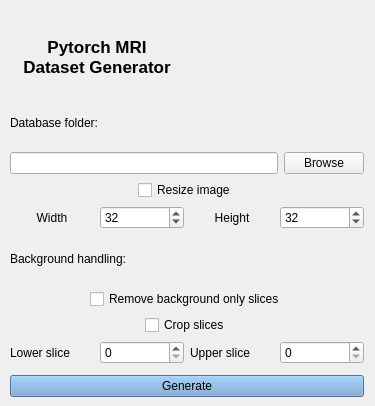
Old version of the form GUI.ui in the repository JovianPlanet/mri-dataloader.
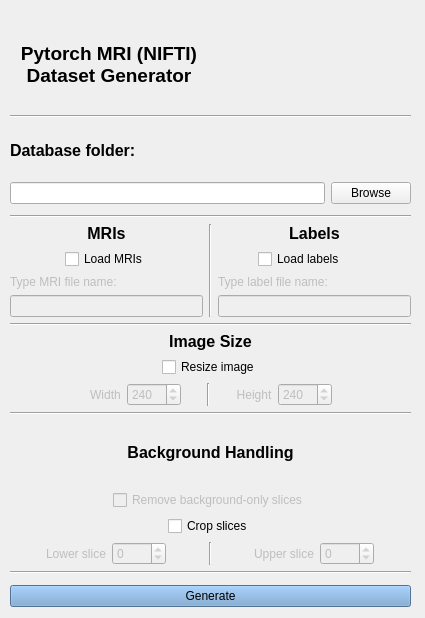
New version of the form. Icons and pictures are not drawn.

```diff
--- a/GUI.ui
+++ b/GUI.ui
@@ -6,8 +6,8 @@
    <rect>
     <x>0</x>
     <y>0</y>
-    <width>375</width>
-    <height>406</height>
+    <width>425</width>
+    <height>618</height>
    </rect>
   </property>
   <property name="windowTitle">
@@ -22,8 +22,8 @@
     <rect>
      <x>10</x>
      <y>20</y>
-     <width>354</width>
-     <height>377</height>
+     <width>401</width>
+     <height>587</height>
     </rect>
    </property>
    <layout class="QVBoxLayout" name="MainVerticalLayout">
@@ -39,13 +39,13 @@
         </property>
         <property name="font">
          <font>
-          <pointsize>13</pointsize>
+          <pointsize>14</pointsize>
           <weight>75</weight>
           <bold>true</bold>
          </font>
         </property>
         <property name="text">
-         <string>Pytorch MRI
+         <string>Pytorch MRI (NIFTI)
 Dataset Generator</string>
         </property>
         <property name="alignment">
@@ -70,8 +70,22 @@
     </item>
     <item>
      <layout class="QVBoxLayout" name="verticalSelectDatabaseLayout">
+      <item>
+       <widget class="Line" name="line_5">
+        <property name="orientation">
+         <enum>Qt::Horizontal</enum>
+        </property>
+       </widget>
+      </item>
       <item>
        <widget class="QLabel" name="browse_label">
+        <property name="font">
+         <font>
+          <pointsize>12</pointsize>
+          <weight>75</weight>
+          <bold>true</bold>
+         </font>
+        </property>
         <property name="text">
          <string>Database folder:</string>
         </property>
@@ -99,8 +113,241 @@
       </item>
      </layout>
     </item>
+    <item>
+     <spacer name="verticalSpacer_2">
+      <property name="orientation">
+       <enum>Qt::Vertical</enum>
+      </property>
+      <property name="sizeType">
+       <enum>QSizePolicy::Fixed</enum>
+      </property>
+      <property name="sizeHint" stdset="0">
+       <size>
+        <width>20</width>
+        <height>5</height>
+       </size>
+      </property>
+     </spacer>
+    </item>
     <item>
      <layout class="QVBoxLayout" name="verticalDimensionsLayout">
+      <item>
+       <widget class="Line" name="line_4">
+        <property name="orientation">
+         <enum>Qt::Horizontal</enum>
+        </property>
+       </widget>
+      </item>
+      <item>
+       <layout class="QHBoxLayout" name="horizontalLayout_4">
+        <item>
+         <layout class="QVBoxLayout" name="verticalLayout_2">
+          <item>
+           <widget class="QLabel" name="mri_label">
+            <property name="font">
+             <font>
+              <pointsize>12</pointsize>
+              <weight>75</weight>
+              <bold>true</bold>
+             </font>
+            </property>
+            <property name="text">
+             <string>MRIs</string>
+            </property>
+            <property name="alignment">
+             <set>Qt::AlignCenter</set>
+            </property>
+           </widget>
+          </item>
+          <item>
+           <layout class="QHBoxLayout" name="horizontalLayout_8">
+            <item>
+             <spacer name="horizontalSpacer_17">
+              <property name="orientation">
+               <enum>Qt::Horizontal</enum>
+              </property>
+              <property name="sizeHint" stdset="0">
+               <size>
+                <width>40</width>
+                <height>20</height>
+               </size>
+              </property>
+             </spacer>
+            </item>
+            <item>
+             <widget class="QCheckBox" name="load_mri_cb">
+              <property name="text">
+               <string>Load MRIs</string>
+              </property>
+             </widget>
+            </item>
+            <item>
+             <spacer name="horizontalSpacer_18">
+              <property name="orientation">
+               <enum>Qt::Horizontal</enum>
+              </property>
+              <property name="sizeHint" stdset="0">
+               <size>
+                <width>40</width>
+                <height>20</height>
+               </size>
+              </property>
+             </spacer>
+            </item>
+           </layout>
+          </item>
+          <item>
+           <widget class="QLabel" name="mri_name_label">
+            <property name="enabled">
+             <bool>false</bool>
+            </property>
+            <property name="text">
+             <string>Type MRI file name:</string>
+            </property>
+           </widget>
+          </item>
+          <item>
+           <widget class="QLineEdit" name="mri_name_le">
+            <property name="enabled">
+             <bool>false</bool>
+            </property>
+            <property name="inputMask">
+             <string/>
+            </property>
+            <property name="text">
+             <string/>
+            </property>
+           </widget>
+          </item>
+         </layout>
+        </item>
+        <item>
+         <widget class="Line" name="line_8">
+          <property name="orientation">
+           <enum>Qt::Vertical</enum>
+          </property>
+         </widget>
+        </item>
+        <item>
+         <layout class="QVBoxLayout" name="verticalLayout_3">
+          <item>
+           <widget class="QLabel" name="labels_label">
+            <property name="font">
+             <font>
+              <pointsize>12</pointsize>
+              <weight>75</weight>
+              <bold>true</bold>
+              <strikeout>false</strikeout>
+             </font>
+            </property>
+            <property name="text">
+             <string>Labels</string>
+            </property>
+            <property name="alignment">
+             <set>Qt::AlignCenter</set>
+            </property>
+           </widget>
+          </item>
+          <item>
+           <layout class="QHBoxLayout" name="horizontalLayout_7">
+            <item>
+             <spacer name="horizontalSpacer_7">
+              <property name="orientation">
+               <enum>Qt::Horizontal</enum>
+              </property>
+              <property name="sizeType">
+               <enum>QSizePolicy::Fixed</enum>
+              </property>
+              <property name="sizeHint" stdset="0">
+               <size>
+                <width>40</width>
+                <height>20</height>
+               </size>
+              </property>
+             </spacer>
+            </item>
+            <item>
+             <widget class="QCheckBox" name="load_labels_cb">
+              <property name="layoutDirection">
+               <enum>Qt::LeftToRight</enum>
+              </property>
+              <property name="text">
+               <string>Load labels</string>
+              </property>
+              <property name="tristate">
+               <bool>false</bool>
+              </property>
+             </widget>
+            </item>
+            <item>
+             <spacer name="horizontalSpacer_8">
+              <property name="orientation">
+               <enum>Qt::Horizontal</enum>
+              </property>
+              <property name="sizeType">
+               <enum>QSizePolicy::Fixed</enum>
+              </property>
+              <property name="sizeHint" stdset="0">
+               <size>
+                <width>40</width>
+                <height>20</height>
+               </size>
+              </property>
+             </spacer>
+            </item>
+           </layout>
+          </item>
+          <item>
+           <widget class="QLabel" name="label_name_label">
+            <property name="enabled">
+             <bool>false</bool>
+            </property>
+            <property name="text">
+             <string>Type label file name:</string>
+            </property>
+           </widget>
+          </item>
+          <item>
+           <widget class="QLineEdit" name="label_name_le">
+            <property name="enabled">
+             <bool>false</bool>
+            </property>
+            <property name="inputMask">
+             <string/>
+            </property>
+            <property name="text">
+             <string/>
+            </property>
+           </widget>
+          </item>
+         </layout>
+        </item>
+       </layout>
+      </item>
+      <item>
+       <widget class="Line" name="line">
+        <property name="orientation">
+         <enum>Qt::Horizontal</enum>
+        </property>
+       </widget>
+      </item>
+      <item>
+       <widget class="QLabel" name="resize_label">
+        <property name="font">
+         <font>
+          <pointsize>12</pointsize>
+          <weight>75</weight>
+          <bold>true</bold>
+         </font>
+        </property>
+        <property name="text">
+         <string>Image Size</string>
+        </property>
+        <property name="alignment">
+         <set>Qt::AlignCenter</set>
+        </property>
+       </widget>
+      </item>
       <item>
        <layout class="QHBoxLayout" name="horizontalLayout_5">
         <item>
@@ -140,8 +387,24 @@
       </item>
       <item>
        <layout class="QHBoxLayout" name="horizontalLayout">
+        <item>
+         <spacer name="horizontalSpacer_11">
+          <property name="orientation">
+           <enum>Qt::Horizontal</enum>
+          </property>
+          <property name="sizeHint" stdset="0">
+           <size>
+            <width>40</width>
+            <height>20</height>
+           </size>
+          </property>
+         </spacer>
+        </item>
         <item>
          <widget class="QLabel" name="width_label">
+          <property name="enabled">
+           <bool>false</bool>
+          </property>
           <property name="text">
            <string>Width</string>
           </property>
@@ -152,6 +415,9 @@
         </item>
         <item>
          <widget class="QSpinBox" name="width_spinbox">
+          <property name="enabled">
+           <bool>false</bool>
+          </property>
           <property name="wrapping">
            <bool>true</bool>
           </property>
@@ -159,15 +425,60 @@
            <number>8</number>
           </property>
           <property name="maximum">
-           <number>256</number>
+           <number>1080</number>
+          </property>
+          <property name="stepType">
+           <enum>QAbstractSpinBox::AdaptiveDecimalStepType</enum>
           </property>
           <property name="value">
-           <number>32</number>
+           <number>240</number>
           </property>
          </widget>
         </item>
+        <item>
+         <spacer name="horizontalSpacer_10">
+          <property name="orientation">
+           <enum>Qt::Horizontal</enum>
+          </property>
+          <property name="sizeType">
+           <enum>QSizePolicy::Fixed</enum>
+          </property>
+          <property name="sizeHint" stdset="0">
+           <size>
+            <width>20</width>
+            <height>10</height>
+           </size>
+          </property>
+         </spacer>
+        </item>
+        <item>
+         <widget class="Line" name="line_7">
+          <property name="orientation">
+           <enum>Qt::Vertical</enum>
+          </property>
+         </widget>
+        </item>
+        <item>
+         <spacer name="horizontalSpacer_9">
+          <property name="orientation">
+           <enum>Qt::Horizontal</enum>
+          </property>
+          <property name="sizeType">
+           <enum>QSizePolicy::Fixed</enum>
+          </property>
+          <property name="sizeHint" stdset="0">
+           <size>
+            <width>20</width>
+            <height>10</height>
+           </size>
+          </property>
+         </spacer>
+        </item>
         <item>
          <widget class="QLabel" name="height_label">
+          <property name="enabled">
+           <bool>false</bool>
+          </property>
           <property name="text">
            <string>Height</string>
           </property>
@@ -181,6 +492,9 @@
         </item>
         <item>
          <widget class="QSpinBox" name="height_spinbox">
+          <property name="enabled">
+           <bool>false</bool>
+          </property>
           <property name="wrapping">
            <bool>true</bool>
           </property>
@@ -191,26 +505,62 @@
            <number>8</number>
           </property>
           <property name="maximum">
-           <number>256</number>
+           <number>1080</number>
+          </property>
+          <property name="stepType">
+           <enum>QAbstractSpinBox::AdaptiveDecimalStepType</enum>
           </property>
           <property name="value">
-           <number>32</number>
+           <number>240</number>
           </property>
          </widget>
         </item>
+        <item>
+         <spacer name="horizontalSpacer_12">
+          <property name="orientation">
+           <enum>Qt::Horizontal</enum>
+          </property>
+          <property name="sizeHint" stdset="0">
+           <size>
+            <width>40</width>
+            <height>20</height>
+           </size>
+          </property>
+         </spacer>
+        </item>
        </layout>
       </item>
      </layout>
     </item>
+    <item>
+     <widget class="Line" name="line_2">
+      <property name="orientation">
+       <enum>Qt::Horizontal</enum>
+      </property>
+     </widget>
+    </item>
     <item>
      <layout class="QVBoxLayout" name="extensionsLayout_4">
       <item>
        <widget class="QLabel" name="bgnd_label">
+        <property name="font">
+         <font>
+          <pointsize>12</pointsize>
+          <weight>75</weight>
+          <bold>true</bold>
+         </font>
+        </property>
         <property name="text">
-         <string>Background handling:</string>
+         <string>Background Handling</string>
+        </property>
+        <property name="textFormat">
+         <enum>Qt::AutoText</enum>
         </property>
         <property name="alignment">
-         <set>Qt::AlignLeading|Qt::AlignLeft|Qt::AlignVCenter</set>
+         <set>Qt::AlignCenter</set>
+        </property>
+        <property name="wordWrap">
+         <bool>false</bool>
         </property>
        </widget>
       </item>
@@ -231,8 +581,11 @@
         </item>
         <item>
          <widget class="QCheckBox" name="bgnd_cb">
+          <property name="enabled">
+           <bool>false</bool>
+          </property>
           <property name="text">
-           <string>Remove background only slices</string>
+           <string>Remove background-only slices</string>
           </property>
          </widget>
         </item>
@@ -294,30 +647,122 @@
       </item>
       <item>
        <layout class="QHBoxLayout" name="horizontalLayout_3">
+        <item>
+         <spacer name="horizontalSpacer_13">
+          <property name="orientation">
+           <enum>Qt::Horizontal</enum>
+          </property>
+          <property name="sizeHint" stdset="0">
+           <size>
+            <width>40</width>
+            <height>20</height>
+           </size>
+          </property>
+         </spacer>
+        </item>
         <item>
          <widget class="QLabel" name="label">
+          <property name="enabled">
+           <bool>false</bool>
+          </property>
           <property name="text">
            <string>Lower slice</string>
           </property>
          </widget>
         </item>
         <item>
-         <widget class="QSpinBox" name="low_slice_sb"/>
+         <widget class="QSpinBox" name="low_slice_sb">
+          <property name="enabled">
+           <bool>false</bool>
+          </property>
+          <property name="wrapping">
+           <bool>true</bool>
+          </property>
+          <property name="maximum">
+           <number>1080</number>
+          </property>
+         </widget>
+        </item>
+        <item>
+         <spacer name="horizontalSpacer_14">
+          <property name="orientation">
+           <enum>Qt::Horizontal</enum>
+          </property>
+          <property name="sizeHint" stdset="0">
+           <size>
+            <width>40</width>
+            <height>20</height>
+           </size>
+          </property>
+         </spacer>
+        </item>
+        <item>
+         <widget class="Line" name="line_6">
+          <property name="orientation">
+           <enum>Qt::Vertical</enum>
+          </property>
+         </widget>
+        </item>
+        <item>
+         <spacer name="horizontalSpacer_15">
+          <property name="orientation">
+           <enum>Qt::Horizontal</enum>
+          </property>
+          <property name="sizeHint" stdset="0">
+           <size>
+            <width>40</width>
+            <height>20</height>
+           </size>
+          </property>
+         </spacer>
         </item>
         <item>
          <widget class="QLabel" name="label_2">
+          <property name="enabled">
+           <bool>false</bool>
+          </property>
           <property name="text">
            <string>Upper slice</string>
           </property>
          </widget>
         </item>
         <item>
-         <widget class="QSpinBox" name="up_slice_sb"/>
+         <widget class="QSpinBox" name="up_slice_sb">
+          <property name="enabled">
+           <bool>false</bool>
+          </property>
+          <property name="wrapping">
+           <bool>true</bool>
+          </property>
+          <property name="maximum">
+           <number>1080</number>
+          </property>
+         </widget>
+        </item>
+        <item>
+         <spacer name="horizontalSpacer_16">
+          <property name="orientation">
+           <enum>Qt::Horizontal</enum>
+          </property>
+          <property name="sizeHint" stdset="0">
+           <size>
+            <width>40</width>
+            <height>20</height>
+           </size>
+          </property>
+         </spacer>
         </item>
        </layout>
       </item>
      </layout>
     </item>
+    <item>
+     <widget class="Line" name="line_3">
+      <property name="orientation">
+       <enum>Qt::Horizontal</enum>
+      </property>
+     </widget>
+    </item>
     <item>
      <spacer name="verticalSpacer">
       <property name="orientation">
```
